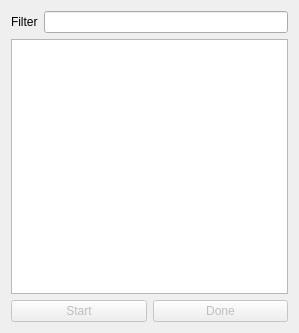
This is src/app/taskwidget.ui in AlexandrePTJ/kemai as Qt 5 draws it before an edit. The edited form follows.
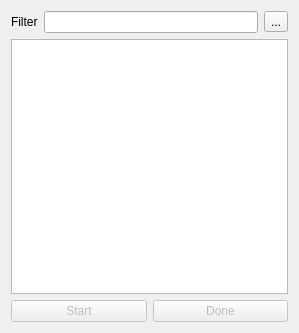
This is the edited form. Icons and pictures are not drawn.

Diff of the .ui file:
```diff
--- a/src/app/taskwidget.ui
+++ b/src/app/taskwidget.ui
@@ -29,6 +29,17 @@
      <item>
       <widget class="QLineEdit" name="leFilter"/>
      </item>
+     <item>
+      <widget class="QToolButton" name="tbRefresh">
+       <property name="text">
+        <string>...</string>
+       </property>
+       <property name="icon">
+        <iconset resource="icons.qrc">
+         <normaloff>:/icons/refresh</normaloff>:/icons/refresh</iconset>
+       </property>
+      </widget>
+     </item>
     </layout>
    </item>
    <item>
```
Left out of the diff: 4 changed lines with no effect on the pictures.
